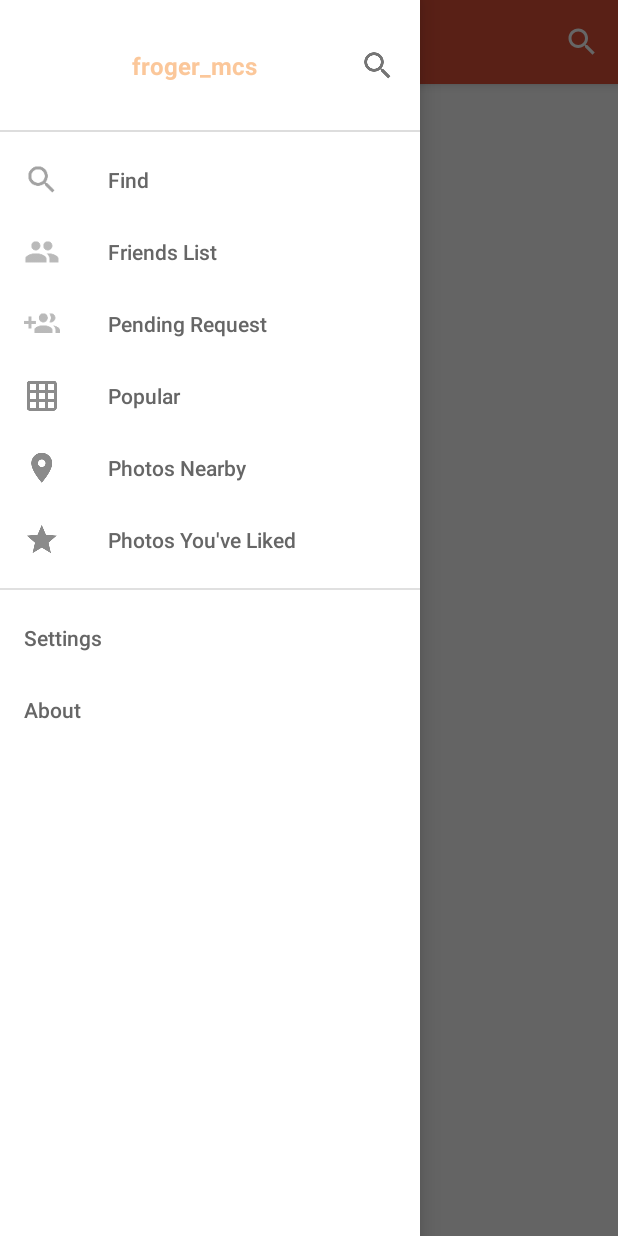
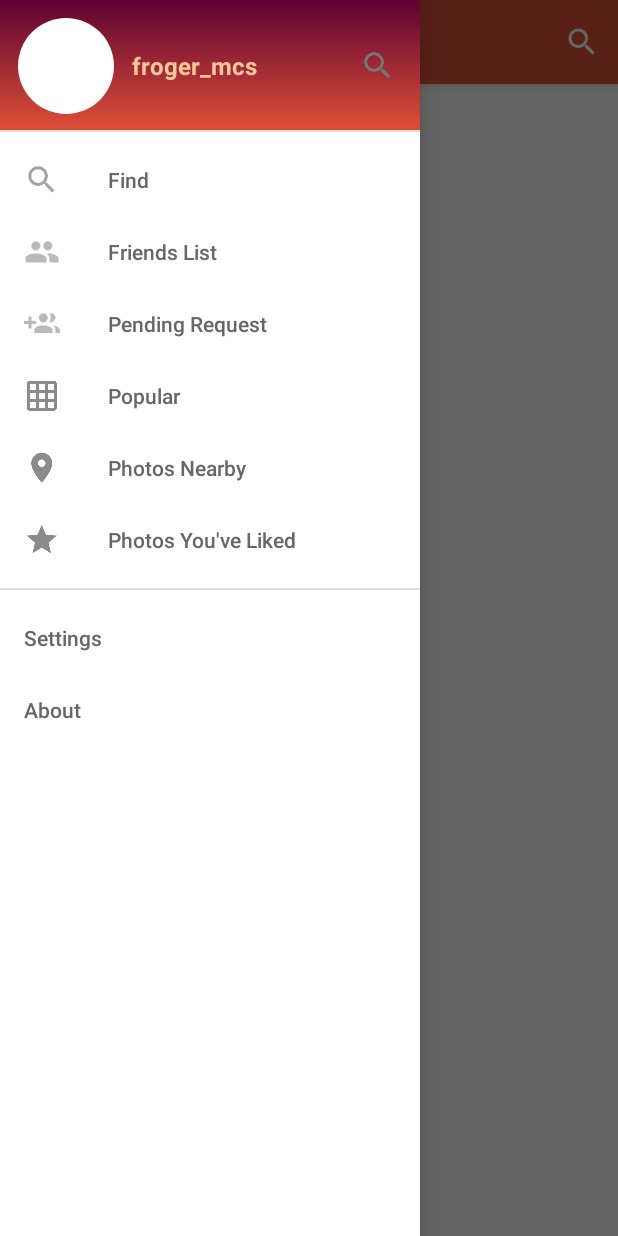
Before and after one commit to wafalabidi/SecondChance, an Android app: the FriendsListActivity screen opened directly, with no data from a screen before it, with the side drawer open, on a phone screen of 412 x 824 dp. Run offline under Robolectric (Android 15) with nearby library versions, the phone set to English and light mode, and no system bars; our stand-ins replace ButterKnife, Picasso; pictures from the network do not load; Roboto replaces fonts that are not available here.

```diff
--- a/app/src/main/java/com/labidi/wafa/secondchance/Adapters/FeedAdapter.java
+++ b/app/src/main/java/com/labidi/wafa/secondchance/Adapters/FeedAdapter.java
@@ -2,6 +2,7 @@ package com.labidi.wafa.secondchance.Adapters;
 
 import android.app.Activity;
 import android.content.Context;
+import android.content.Intent;
 import android.os.Build;
 import android.support.v7.widget.LinearLayoutCompat;
 import android.support.v7.widget.RecyclerView;
@@ -16,6 +17,7 @@ import android.widget.TextSwitcher;
 import android.widget.TextView;
 
 import com.labidi.wafa.secondchance.API.RetrofitClient;
+import com.labidi.wafa.secondchance.CommentActivity;
 import com.labidi.wafa.secondchance.Entities.Post;
 import com.labidi.wafa.secondchance.Entities.User;
 import com.labidi.wafa.secondchance.MainActivity;
@@ -118,6 +120,10 @@ public class FeedAdapter extends RecyclerView.Adapter<RecyclerView.ViewHolder> {
                 Post post = items.get(cellFeedViewHolder.getAdapterPosition());
                 onFeedItemClickListener.onProfileClick(view , post.getIdUser());
             }
+        });
+        cellFeedViewHolder.btnComments.setOnClickListener(view1 -> {
+            Intent intent = new Intent(context , CommentActivity.class);
+            context.startActivity(intent);
         });
     }
 
--- a/app/src/main/java/com/labidi/wafa/secondchance/BaseDrawerActivity.java
+++ b/app/src/main/java/com/labidi/wafa/secondchance/BaseDrawerActivity.java
@@ -5,14 +5,17 @@ import android.os.Handler;
 import android.support.annotation.NonNull;
 import android.support.design.widget.NavigationView;
 import android.support.v4.widget.DrawerLayout;
+import android.text.TextUtils;
 import android.view.Gravity;
 import android.view.LayoutInflater;
 import android.view.MenuItem;
 import android.view.View;
 import android.view.ViewGroup;
 import android.widget.ImageView;
+import android.widget.TextView;
 import android.widget.Toast;
 
+import com.labidi.wafa.secondchance.Entities.User;
 import com.labidi.wafa.secondchance.Fragment.ProfileFragment;
 import com.labidi.wafa.secondchance.Utils.CircleTransformation;
 import com.squareup.picasso.Picasso;
@@ -66,8 +69,18 @@ public class BaseDrawerActivity extends BaseActivity implements NavigationView.O
     private void setupHeader() {
         vNavigation.setNavigationItemSelectedListener(this);
         View headerView = vNavigation.getHeaderView(0);
+        TextView tvName = headerView.findViewById(R.id.tvNameDrawer);
+        if (!TextUtils.isEmpty(User.FirstName)) {
+            String name = User.FirstName + "  " + User.LastName;
+            tvName.setText(name);
+        }
 
         ivMenuUserProfilePhoto = (ImageView) headerView.findViewById(R.id.ivMenuUserProfilePhoto);
+        if (!TextUtils.isEmpty(User.imgprofile)) {
+            Picasso.with(this).load(User.imgprofile).into(ivMenuUserProfilePhoto);
+        }else {
+
+        }
         headerView.findViewById(R.id.vGlobalMenuHeader).setOnClickListener(new View.OnClickListener() {
             @Override
             public void onClick(View v) {
@@ -108,7 +121,7 @@ public class BaseDrawerActivity extends BaseActivity implements NavigationView.O
             Intent intent = new Intent(this, PendingFriendRequestActivity.class);
             startActivity(intent);
         } else if (item.getItemId() == R.id.menu_friends) {
-            Intent intent = new Intent(this , FriendsListActivity.class) ;
+            Intent intent = new Intent(this, FriendsListActivity.class);
             startActivity(intent);
         }
         return false;
--- a/app/src/main/java/com/labidi/wafa/secondchance/PublishActivity.java
+++ b/app/src/main/java/com/labidi/wafa/secondchance/PublishActivity.java
@@ -11,10 +11,13 @@ import android.view.MenuItem;
 import android.view.ViewTreeObserver;
 import android.view.animation.OvershootInterpolator;
 import android.widget.ImageView;
+import android.widget.Toast;
 import android.widget.ToggleButton;
 
 import com.squareup.picasso.Callback;
 import com.squareup.picasso.Picasso;
+
+import java.io.File;
 
 import butterknife.BindView;
 import butterknife.OnCheckedChanged;
@@ -49,7 +52,7 @@ public class PublishActivity extends BaseActivity {
         setContentView(R.layout.activity_publish);
         toolbar.setNavigationIcon(R.drawable.ic_arrow_back_grey600_24dp);
         photoSize = getResources().getDimensionPixelSize(R.dimen.publish_photo_thumbnail_size);
-
+        Picasso.with(this).load((Uri) getIntent().getParcelableExtra(ARG_TAKEN_PHOTO_URI)).into(ivPhoto);
         if (savedInstanceState == null) {
             photoUri = getIntent().getParcelableExtra(ARG_TAKEN_PHOTO_URI);
         } else {
--- /dev/null
+++ b/app/src/main/res/drawable/gradient_nav.xml
@@ -0,0 +1,9 @@
+<?xml version="1.0" encoding="utf-8"?>
+<shape xmlns:android="http://schemas.android.com/apk/res/android">
+<gradient
+    android:startColor="@color/colorPrimary"
+    android:angle="90"
+    android:useLevel="true"
+    android:endColor="@color/colorAccent"
+    />
+</shape>
--- a/app/src/main/res/layout/view_global_menu_header.xml
+++ b/app/src/main/res/layout/view_global_menu_header.xml
@@ -6,6 +6,7 @@
     android:clickable="true">
 
     <LinearLayout
+        android:background="@drawable/gradient_nav"
         android:id="@+id/vGlobalMenuHeader"
         android:layout_width="match_parent"
         android:layout_height="wrap_content">
@@ -17,6 +18,7 @@
             android:layout_margin="12dp" />
 
         <TextView
+            android:id="@+id/tvNameDrawer"
             android:layout_width="wrap_content"
             android:layout_height="wrap_content"
             android:layout_gravity="center"
```
Also changed, not shown: app/src/main/AndroidManifest.xml (+11 -6 lines), app/src/main/java/com/labidi/wafa/secondchance/CommentActivity.java (added, +19 -0 lines), app/src/main/java/com/labidi/wafa/secondchance/Entities/Commentaire.java (added, +37 -0 lines), app/src/main/java/com/labidi/wafa/secondchance/TakePhotoActivity.java (+1 -62 lines), app/src/main/res/layout/activity_comment.xml (added, +14 -0 lines).
